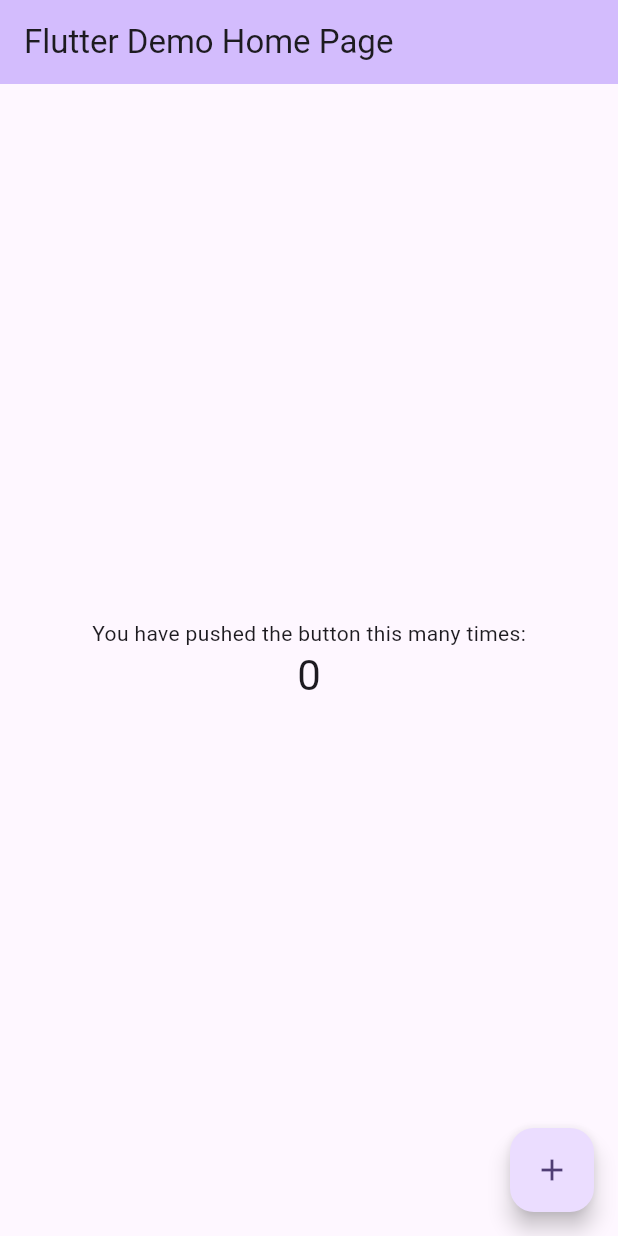
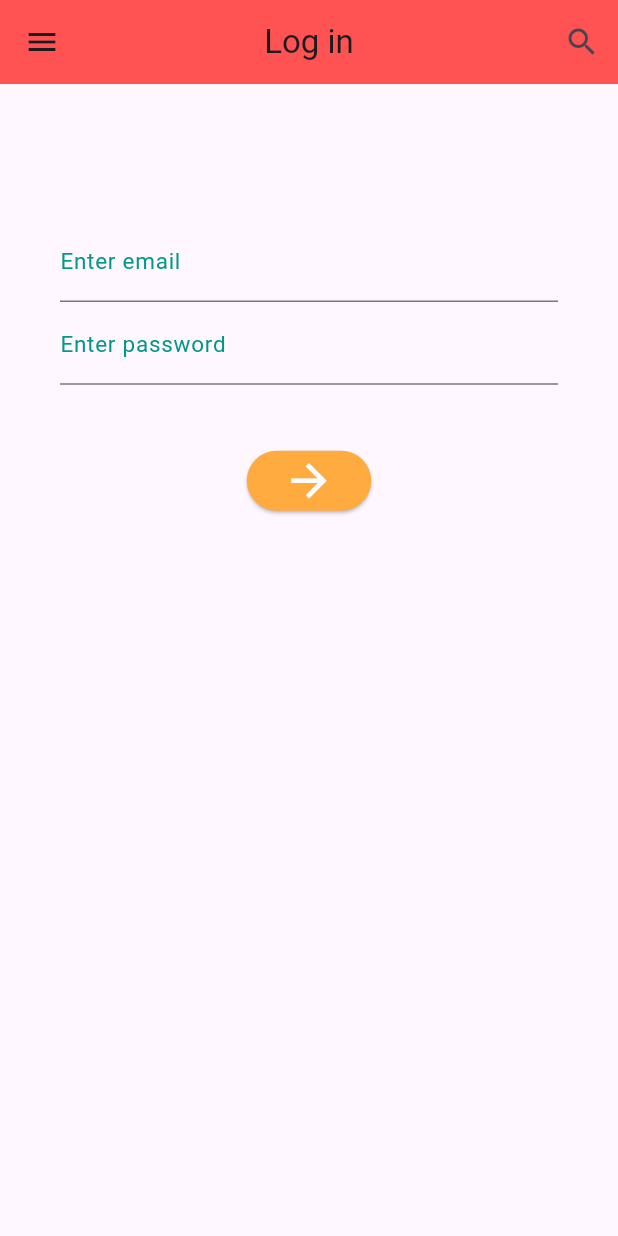
Before and after one commit to SSU-ServerProgramming-2024/alba_time, a Flutter app: the screen it shows after launch, on a phone screen of 412 x 824 dp. Run offline on Flutter 3.47's test engine with Material 3 defaults, Android fonts, the phone set to English and light mode, and no system bars.

Commit message:
Add Login

```diff
--- /dev/null
+++ b/lib/login.dart
@@ -0,0 +1,74 @@
+import 'package:flutter/material.dart';
+
+class Login extends StatefulWidget {
+  @override
+  State<Login> createState() => _LogInState();
+}
+
+class _LogInState extends State<Login> {
+  @override
+  Widget build(BuildContext context) {
+    return Scaffold(
+      appBar: AppBar(
+        title: Text('Log in'),
+        elevation: 0.0,
+        backgroundColor: Colors.redAccent,
+        centerTitle: true,
+        leading: IconButton(icon: Icon(Icons.menu), onPressed: () {}),
+        actions: <Widget>[
+          IconButton(icon: Icon(Icons.search), onPressed: () {})
+        ],
+      ),
+      body: Column(
+        children: [
+          Padding(padding: EdgeInsets.only(top: 50)),
+          Form(
+              child: Theme(
+                data: ThemeData(
+                    primaryColor: Colors.grey,
+                    inputDecorationTheme: InputDecorationTheme(
+                        labelStyle: TextStyle(color: Colors.teal, fontSize: 15.0))),
+                child: Container(
+                    padding: EdgeInsets.all(40.0),
+                    // 키보드가 올라와서 만약 스크린 영역을 차지하는 경우 스크롤이 되도록
+                    // SingleChildScrollView으로 감싸 줌
+                    child: SingleChildScrollView(
+                      child: Column(
+                        children: [
+                          TextField(
+                            decoration: InputDecoration(labelText: 'Enter email'),
+                            keyboardType: TextInputType.emailAddress,
+                          ),
+                          TextField(
+                            decoration:
+                            InputDecoration(labelText: 'Enter password'),
+                            keyboardType: TextInputType.text,
+                            obscureText: true, // 비밀번호 안보이도록 하는 것
+                          ),
+                          SizedBox(height: 40.0,),
+                          ButtonTheme(
+                              minWidth: 100.0,
+                              height: 50.0,
+                              child: ElevatedButton(
+                                onPressed: (){
+
+                                },
+                                child: Icon(
+                                  Icons.arrow_forward,
+                                  color: Colors.white,
+                                  size: 35.0,
+                                ),
+                                style: ElevatedButton.styleFrom(
+                                    backgroundColor: Colors.orangeAccent
+                                ),
+                              )
+                          )
+                        ],
+                      ),
+                    )),
+              ))
+        ],
+      ),
+    );
+  }
+}
--- a/lib/main.dart
+++ b/lib/main.dart
@@ -1,125 +1,15 @@
 import 'package:flutter/material.dart';
+import 'login.dart';
 
 void main() {
-  runApp(const MyApp());
+  runApp(MyApp());
 }
-
 class MyApp extends StatelessWidget {
-  const MyApp({super.key});
-
-  // This widget is the root of your application.
   @override
   Widget build(BuildContext context) {
     return MaterialApp(
-      title: 'Flutter Demo',
-      theme: ThemeData(
-        // This is the theme of your application.
-        //
-        // TRY THIS: Try running your application with "flutter run". You'll see
-        // the application has a purple toolbar. Then, without quitting the app,
-        // try changing the seedColor in the colorScheme below to Colors.green
-        // and then invoke "hot reload" (save your changes or press the "hot
-        // reload" button in a Flutter-supported IDE, or press "r" if you used
-        // the command line to start the app).
-        //
-        // Notice that the counter didn't reset back to zero; the application
-        // state is not lost during the reload. To reset the state, use hot
-        // restart instead.
-        //
-        // This works for code too, not just values: Most code changes can be
-        // tested with just a hot reload.
-        colorScheme: ColorScheme.fromSeed(seedColor: Colors.deepPurple),
-        useMaterial3: true,
-      ),
-      home: const MyHomePage(title: 'Flutter Demo Home Page'),
+      debugShowCheckedModeBanner: false,
+      home: Login(),
     );
   }
 }
-
-class MyHomePage extends StatefulWidget {
-  const MyHomePage({super.key, required this.title});
-
-  // This widget is the home page of your application. It is stateful, meaning
-  // that it has a State object (defined below) that contains fields that affect
-  // how it looks.
-
-  // This class is the configuration for the state. It holds the values (in this
-  // case the title) provided by the parent (in this case the App widget) and
-  // used by the build method of the State. Fields in a Widget subclass are
-  // always marked "final".
-
-  final String title;
-
-  @override
-  State<MyHomePage> createState() => _MyHomePageState();
-}
-
-class _MyHomePageState extends State<MyHomePage> {
-  int _counter = 0;
-
-  void _incrementCounter() {
-    setState(() {
-      // This call to setState tells the Flutter framework that something has
-      // changed in this State, which causes it to rerun the build method below
-      // so that the display can reflect the updated values. If we changed
-      // _counter without calling setState(), then the build method would not be
-      // called again, and so nothing would appear to happen.
-      _counter++;
-    });
-  }
-
-  @override
-  Widget build(BuildContext context) {
-    // This method is rerun every time setState is called, for instance as done
-    // by the _incrementCounter method above.
-    //
-    // The Flutter framework has been optimized to make rerunning build methods
-    // fast, so that you can just rebuild anything that needs updating rather
-    // than having to individually change instances of widgets.
-    return Scaffold(
-      appBar: AppBar(
-        // TRY THIS: Try changing the color here to a specific color (to
-        // Colors.amber, perhaps?) and trigger a hot reload to see the AppBar
-        // change color while the other colors stay the same.
-        backgroundColor: Theme.of(context).colorScheme.inversePrimary,
-        // Here we take the value from the MyHomePage object that was created by
-        // the App.build method, and use it to set our appbar title.
-        title: Text(widget.title),
-      ),
-      body: Center(
-        // Center is a layout widget. It takes a single child and positions it
-        // in the middle of the parent.
-        child: Column(
-          // Column is also a layout widget. It takes a list of children and
-          // arranges them vertically. By default, it sizes itself to fit its
-          // children horizontally, and tries to be as tall as its parent.
-          //
-          // Column has various properties to control how it sizes itself and
-          // how it positions its children. Here we use mainAxisAlignment to
-          // center the children vertically; the main axis here is the vertical
-          // axis because Columns are vertical (the cross axis would be
-          // horizontal).
-          //
-          // TRY THIS: Invoke "debug painting" (choose the "Toggle Debug Paint"
-          // action in the IDE, or press "p" in the console), to see the
-          // wireframe for each widget.
-          mainAxisAlignment: MainAxisAlignment.center,
-          children: <Widget>[
-            const Text(
-              'You have pushed the button this many times:',
-            ),
-            Text(
-              '$_counter',
-              style: Theme.of(context).textTheme.headlineMedium,
-            ),
-          ],
-        ),
-      ),
-      floatingActionButton: FloatingActionButton(
-        onPressed: _incrementCounter,
-        tooltip: 'Increment',
-        child: const Icon(Icons.add),
-      ), // This trailing comma makes auto-formatting nicer for build methods.
-    );
-  }
-}
```
